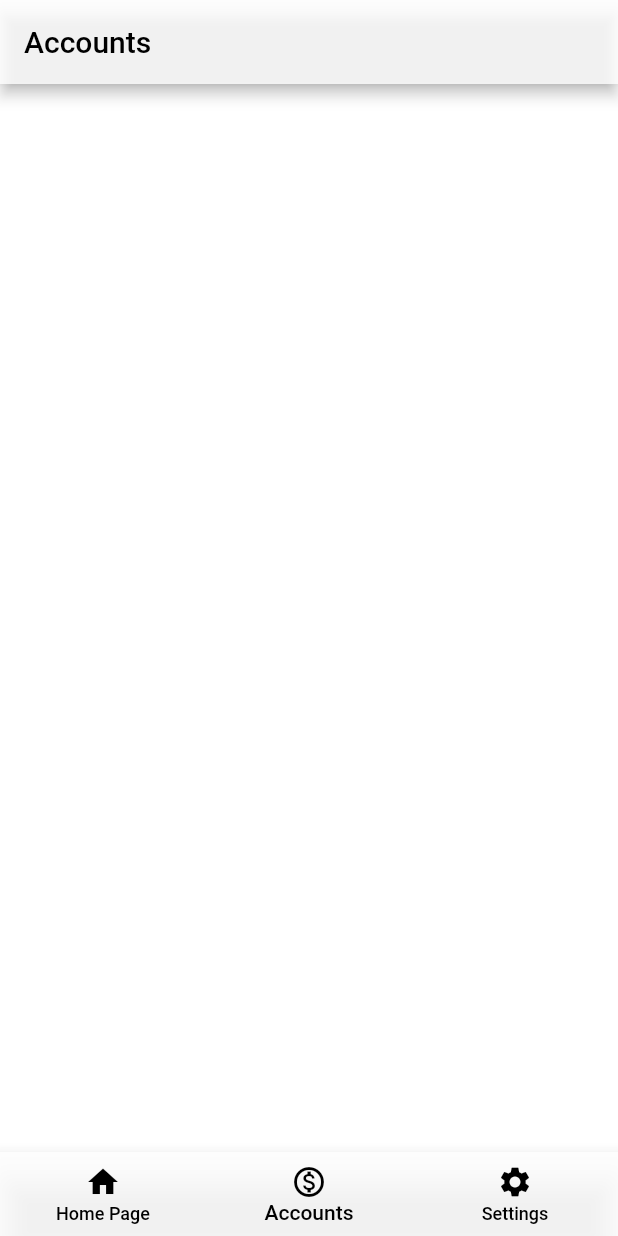
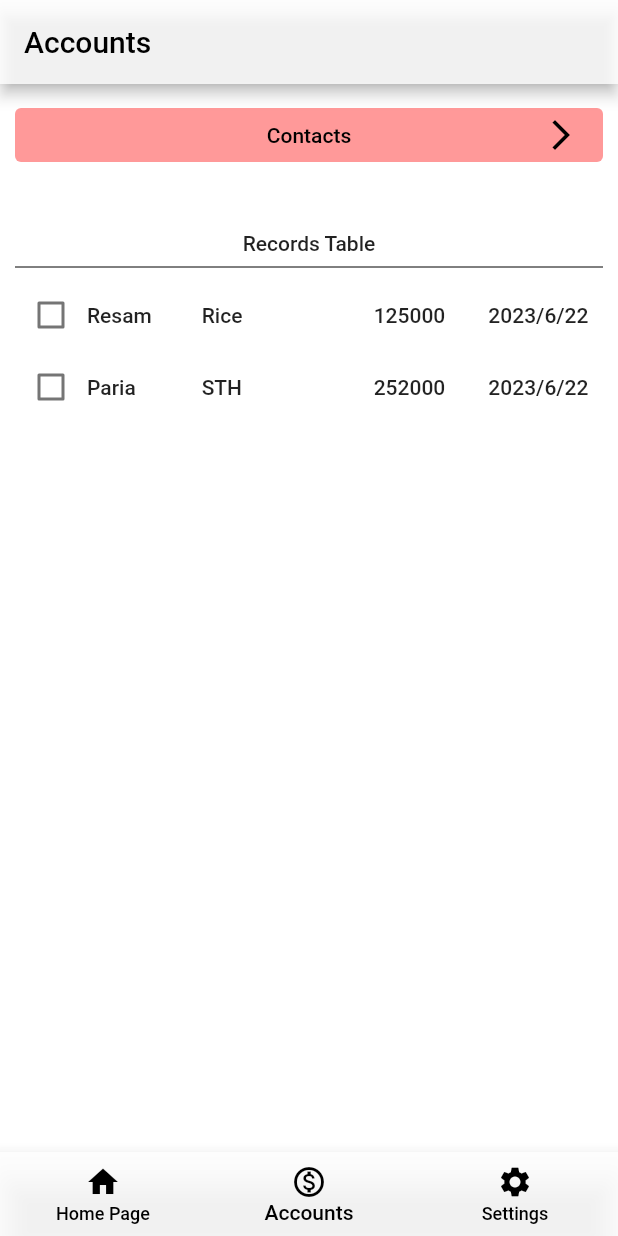
Before and after one commit to reesaam/paria_app_old, a Flutter app: the screen it shows after launch, item 2 of the bottom bar chosen, on a phone screen of 412 x 824 dp. Run offline on Flutter 3.47's test engine with Material 2 defaults, Android fonts, the phone set to English and light mode, and no system bars; our stand-ins replace freezed_annotation, get.

Commit message:
Accounts

```diff
--- a/lib/app/controllers/accounts_controller.dart
+++ b/lib/app/controllers/accounts_controller.dart
@@ -1,10 +1,28 @@
 import 'package:paria_app/core/elements/core_controller.dart';
+import 'package:paria_app/data/data_models/accounts_data_models/account_item/account_item.dart';
+import 'package:paria_app/data/data_models/core_data_models/app_contact/app_contact.dart';
 import 'package:paria_app/data/resources/app_page_details.dart';
 
 class AccountsController extends CoreController {
+  late List<AccountRecord> listRecords;
 
   @override
-  void dataInit() {}
+  void dataInit() {
+    listRecords = [
+      AccountRecord(
+          contact: AppContact(firstName: 'Resam'),
+          title: 'Rice',
+          amount: 125000,
+          dateTime: DateTime.now(),
+          cleared: false),
+      AccountRecord(
+          contact: AppContact(firstName: 'Paria'),
+          title: 'STH',
+          amount: 252000,
+          dateTime: DateTime.now(),
+          cleared: false),
+    ];
+  }
 
   @override
   void pageInit() {
@@ -19,5 +37,4 @@ class AccountsController extends CoreController {
 
   @override
   void onCloseFunction() {}
-
 }
--- a/lib/app/views/accounts_view.dart
+++ b/lib/app/views/accounts_view.dart
@@ -1,10 +1,12 @@
 import 'package:flutter/material.dart';
 import 'package:paria_app/app/components/app_bar/app_bar.dart';
+import 'package:paria_app/app/components/app_general_components/app_dividers.dart';
 import 'package:paria_app/app/components/bottom_navigation_bar/bottom_navigation_bar.dart';
+import 'package:paria_app/app/components/buttons/app_general_button.dart';
 import 'package:paria_app/app/controllers/accounts_controller.dart';
 import 'package:paria_app/core/elements/core_view.dart';
-import 'package:paria_app/data/data_models/core_data_models/app_page_detail/app_page_detail.dart';
-import 'package:paria_app/data/resources/app_page_details.dart';
+import 'package:paria_app/data/resources/app_spaces.dart';
+import 'package:paria_app/data/resources/app_texts.dart';
 
 class AccountsPage extends CoreView<AccountsController> {
   const AccountsPage({Key? key}) : super(key: key);
@@ -23,5 +25,45 @@ class AccountsPage extends CoreView<AccountsController> {
       selectedIndex: controller.pageDetail.bottomBarItemNumber);
 
   @override
-  Widget get body => Container();
+  Widget get body => Column(children: [
+        widgetContactsButton(),
+        AppSpaces.h40,
+        widgetTable(),
+      ]);
+
+  Widget widgetContactsButton() => AppGeneralButton(
+      text: AppTexts.accountsContacts,
+      leading: Icons.arrow_forward_ios_outlined,
+      onTap: () {});
+
+  Widget widgetTable() => Column(children: [
+        Text(AppTexts.accountsRecordsTableTitle),
+        AppDividers.generalDivider(),
+        widgetRecordsTable(),
+      ]);
+
+  Widget widgetRecordsTable() => ListView.builder(
+        shrinkWrap: true,
+        itemCount: controller.listRecords.length,
+        itemBuilder: (context, index) => Row(children: [
+          Checkbox(
+            value: controller.listRecords[index].cleared,
+            onChanged: (checked) {},
+          ),
+          Expanded(
+              flex: 2,
+              child: Text(controller.listRecords[index].contact!.firstName ?? 'N/A')),
+          Expanded(
+              flex: 3,
+              child: Text(controller.listRecords[index].title ?? 'N/A')),
+          Expanded(
+              flex: 2,
+              child: Text(controller.listRecords[index].amount.toString())),
+          Expanded(
+              flex: 2,
+              child: Text(date(controller.listRecords[index].dateTime!))),
+        ]),
+      );
+
+  String date(DateTime date) => '${date.year}/${date.month}/${date.day}';
 }
```
